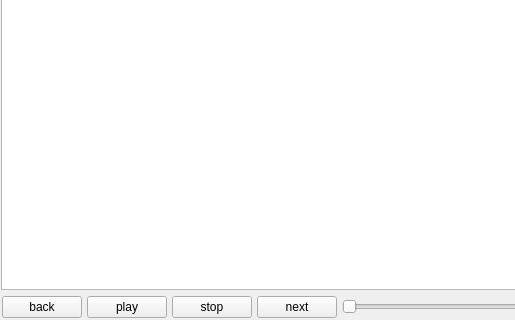
artm/bioscope, file player.ui: the form before one commit; both pictures show x 0 to 515 and y 160 to 480 of the 640 by 480 pixel window.
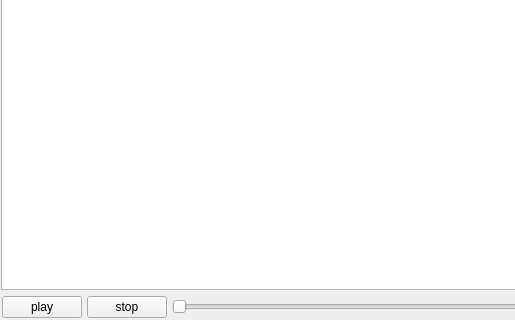
The form after the commit.

Commit message: remove unused buttons

The edit to the form file:
```diff
--- a/player.ui
+++ b/player.ui
@@ -39,13 +39,6 @@
       <property name="margin">
        <number>1</number>
       </property>
-      <item>
-       <widget class="QPushButton" name="backBut">
-        <property name="text">
-         <string>back</string>
-        </property>
-       </widget>
-      </item>
       <item>
        <widget class="QPushButton" name="playBut">
         <property name="text">
@@ -60,13 +53,6 @@
         </property>
        </widget>
       </item>
-      <item>
-       <widget class="QPushButton" name="nextBut">
-        <property name="text">
-         <string>next</string>
-        </property>
-       </widget>
-      </item>
       <item>
        <widget class="QSlider" name="slider">
         <property name="orientation">
```
